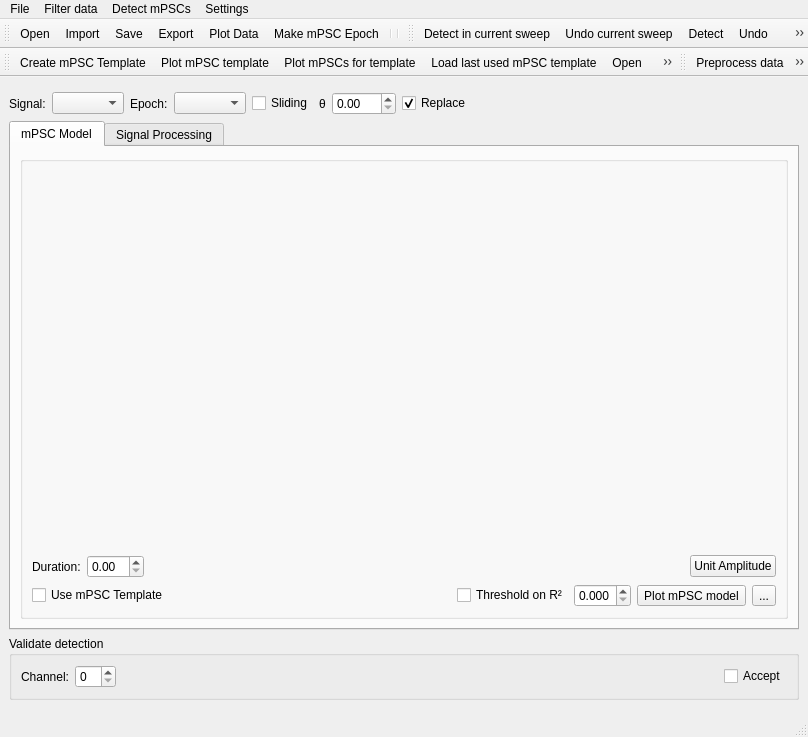
Old version of the form ephys/mPSCDetectWindow.ui in the repository ctigaret/scipyen.
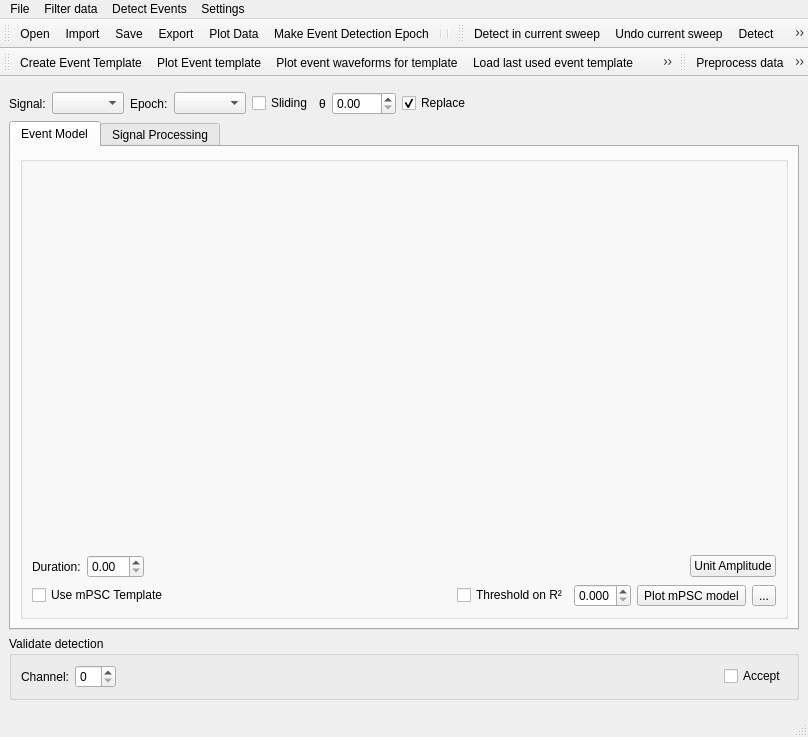
New version of the form. The open tabs and pages were chosen to show the change. Icons and pictures are not drawn. Custom widgets are drawn as their Qt base class.

What changed in the file:
```diff
--- a/ephys/mPSCDetectWindow.ui
+++ b/ephys/mPSCDetectWindow.ui
@@ -169,7 +169,7 @@
       </property>
       <widget class="QWidget" name="modelTab">
        <attribute name="title">
-        <string>mPSC Model</string>
+        <string>Event Model</string>
        </attribute>
        <layout class="QGridLayout" name="gridLayout_2">
         <item row="0" column="0">
@@ -657,7 +657,7 @@
      <x>0</x>
      <y>0</y>
      <width>808</width>
-     <height>28</height>
+     <height>20</height>
     </rect>
    </property>
    <widget class="QMenu" name="menuFile">
@@ -723,7 +723,7 @@
    </widget>
    <widget class="QMenu" name="menuDetect_mPSCs">
     <property name="title">
-     <string>Detect mPSCs</string>
+     <string>Detect Events</string>
     </property>
     <widget class="QMenu" name="menuCurrent_Sweep">
      <property name="title">
@@ -892,7 +892,7 @@
      <normaloff>.</normaloff>.</iconset>
    </property>
    <property name="text">
-    <string>Open</string>
+    <string>Open Event Template</string>
    </property>
    <property name="toolTip">
     <string>Open mPSC Template</string>
@@ -904,7 +904,7 @@
      <normaloff>.</normaloff>.</iconset>
    </property>
    <property name="text">
-    <string>Import</string>
+    <string>Import Event Template</string>
    </property>
    <property name="toolTip">
     <string>Import mPSC Template</string>
@@ -946,7 +946,7 @@
      <normaloff>.</normaloff>.</iconset>
    </property>
    <property name="text">
-    <string>Make mPSC Epoch</string>
+    <string>Make Event Detection Epoch</string>
    </property>
   </action>
   <action name="actionSave_mPSC_Template">
@@ -955,7 +955,7 @@
      <normaloff>.</normaloff>.</iconset>
    </property>
    <property name="text">
-    <string>Save mPSC Template</string>
+    <string>Save Event Template</string>
    </property>
    <property name="toolTip">
     <string>Save mPSC Template</string>
@@ -967,7 +967,7 @@
      <normaloff>.</normaloff>.</iconset>
    </property>
    <property name="text">
-    <string>Export mPSC Template</string>
+    <string>Export Event Template</string>
    </property>
    <property name="toolTip">
     <string>Export mPSC Template to Workspace</string>
@@ -979,7 +979,7 @@
      <normaloff>.</normaloff>.</iconset>
    </property>
    <property name="text">
-    <string>Set Default mPSC Template</string>
+    <string>Set Default Event Template</string>
    </property>
    <property name="toolTip">
     <string>Remember mPSC template as default across sections</string>
@@ -1003,7 +1003,7 @@
      <normaloff>.</normaloff>.</iconset>
    </property>
    <property name="text">
-    <string>Create mPSC Template</string>
+    <string>Create Event Template</string>
    </property>
    <property name="toolTip">
     <string>Create a mPSC template from mPSCs</string>
@@ -1129,7 +1129,7 @@
      <normaloff>.</normaloff>.</iconset>
    </property>
    <property name="text">
-    <string>Forget mPSC template</string>
+    <string>Forget Event template</string>
    </property>
    <property name="toolTip">
     <string>Forget mPSC template</string>
@@ -1201,7 +1201,7 @@
      <normaloff>.</normaloff>.</iconset>
    </property>
    <property name="text">
-    <string>Plot detected mPSCs</string>
+    <string>Plot detected events</string>
    </property>
    <property name="toolTip">
     <string>Plot mPSCs detected in current sweep</string>
@@ -1213,7 +1213,7 @@
      <normaloff>.</normaloff>.</iconset>
    </property>
    <property name="text">
-    <string>Plot mPSC template</string>
+    <string>Plot Event template</string>
    </property>
    <property name="toolTip">
     <string>Plot mPSC template</string>
@@ -1225,7 +1225,7 @@
      <normaloff>.</normaloff>.</iconset>
    </property>
    <property name="text">
-    <string>Plot mPSCs for template</string>
+    <string>Plot event waveforms for template</string>
    </property>
    <property name="toolTip">
     <string>Plot selected mPSCs for template</string>
@@ -1285,7 +1285,7 @@
      <normaloff>.</normaloff>.</iconset>
    </property>
    <property name="text">
-    <string>Load default mPSC Template</string>
+    <string>Load Default Event Template</string>
    </property>
    <property name="toolTip">
     <string>Load mPSC template from default file</string>
@@ -1297,7 +1297,7 @@
      <normaloff>.</normaloff>.</iconset>
    </property>
    <property name="text">
-    <string>Load last used mPSC template</string>
+    <string>Load last used event template</string>
    </property>
    <property name="toolTip">
     <string>Open last used mPSC template file</string>
@@ -1387,7 +1387,7 @@
      <normaloff>.</normaloff>.</iconset>
    </property>
    <property name="text">
-    <string>Align mPSCs</string>
+    <string>Align events</string>
    </property>
    <property name="toolTip">
     <string>Align mPSCs by onset</string>
@@ -1399,7 +1399,7 @@
      <normaloff>.</normaloff>.</iconset>
    </property>
    <property name="text">
-    <string>Plot aligned mPSCs</string>
+    <string>Plot aligned events</string>
    </property>
    <property name="toolTip">
     <string>Plot aligned mPSCs (if they exist)</string>
```
Left out of the diff: 69 changed lines with no effect on the pictures.
